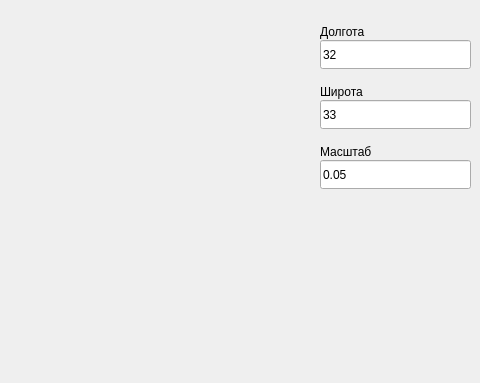
Goog124/BigProjectAPI, file mainwindow.ui: the form before one commit; both pictures show x 320 to 800 and y 0 to 383 of the 800 by 600 pixel window.
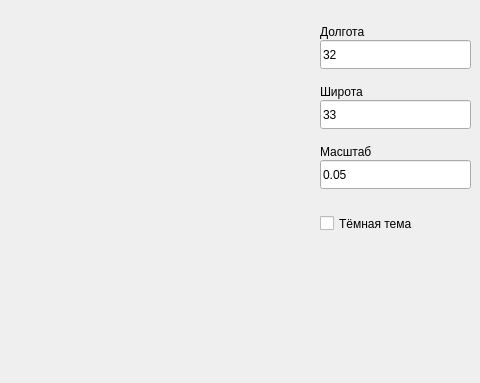
The form after the commit.

```diff
--- a/mainwindow.ui
+++ b/mainwindow.ui
@@ -121,6 +121,22 @@
      <string>0.05</string>
     </property>
    </widget>
+   <widget class="QCheckBox" name="checkBox">
+    <property name="geometry">
+     <rect>
+      <x>640</x>
+      <y>210</y>
+      <width>141</width>
+      <height>27</height>
+     </rect>
+    </property>
+    <property name="focusPolicy">
+     <enum>Qt::ClickFocus</enum>
+    </property>
+    <property name="text">
+     <string>Тёмная тема</string>
+    </property>
+   </widget>
   </widget>
   <widget class="QStatusBar" name="statusbar"/>
  </widget>
```
Left out of the diff: 15 changed lines with no effect on the pictures.
